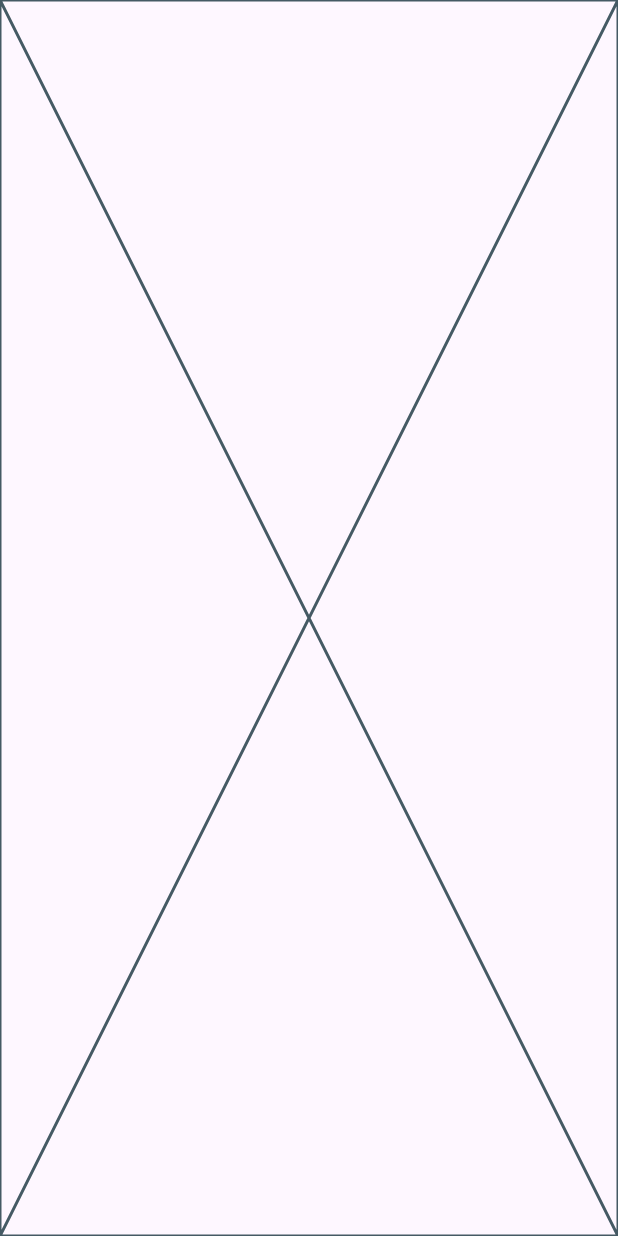
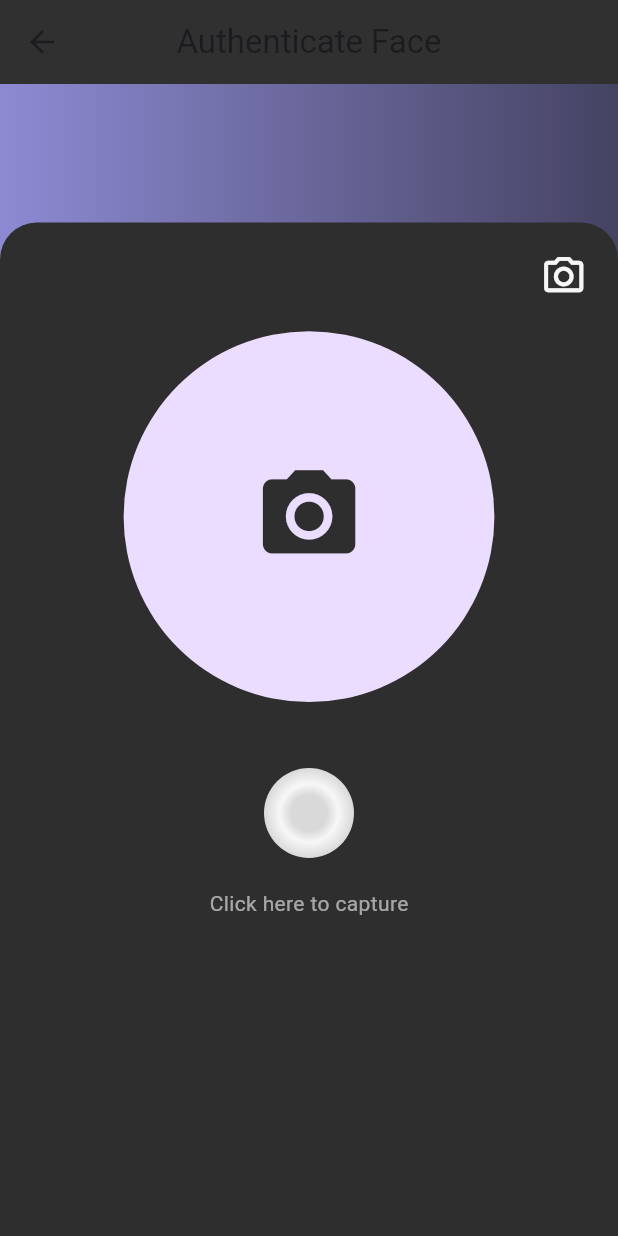
Before and after one commit to Wamitinewton/face_authentication_dart, a Flutter app: the AuthenticateFaceView screen opened directly, on a phone screen of 412 x 824 dp. Run offline on Flutter 3.47's test engine with Material 3 defaults, Android fonts, the phone set to English and light mode, and no system bars; our stand-ins replace audioplayers, cloud_firestore, firebase_core, image_picker; missing offline and left inert: flutter_face_api, google_mlkit_face_detection; accounts and stored records are empty.

Commit message:
fixed bugs

```diff
--- a/lib/pages/authenticate_face_view.dart
+++ b/lib/pages/authenticate_face_view.dart
@@ -4,9 +4,15 @@ import 'dart:developer';
 
 import 'package:audioplayers/audioplayers.dart';
 import 'package:cloud_firestore/cloud_firestore.dart';
+import 'package:face_auth/common/extensions/size_extensions.dart';
+import 'package:face_auth/common/utils/theme.dart';
+import 'package:face_auth/common/widgets/animated_view.dart';
+import 'package:face_auth/common/widgets/custom_button.dart';
 import 'package:face_auth/common/widgets/custom_snackbar.dart';
+import 'package:face_auth/controllers/extract_face_features.dart';
 import 'package:face_auth/models/user_model.dart';
-import 'package:face_auth/pages/user_detail_view.dart';
+import 'package:face_auth/pages/camera_view.dart';
+import 'package:face_auth/pages/user_details_view.dart';
 import 'package:flutter/material.dart';
 import 'package:flutter_face_api/flutter_face_api.dart';
 import 'package:google_mlkit_face_detection/google_mlkit_face_detection.dart';
@@ -58,7 +64,93 @@ class _AuthenticateFaceViewState extends State<AuthenticateFaceView> {
 
   @override
   Widget build(BuildContext context) {
-    return const Placeholder();
+    return Scaffold(
+      extendBodyBehindAppBar: true,
+      appBar: AppBar(
+        centerTitle: true,
+        backgroundColor: kOffBlack,
+        title: const Text("Authenticate Face"),
+        elevation: 0,
+      ),
+      body: LayoutBuilder(
+        builder: (context, constrains) => Stack(
+          children: [
+            Container(
+              width: constrains.maxWidth,
+              height: constrains.maxHeight,
+              decoration: const BoxDecoration(
+                gradient: LinearGradient(
+                  colors: [
+                    scaffoldTopGradientClr,
+                    scaffoldBottomGradientClr
+                  ]
+                  )
+              ),
+            ),
+            Align(
+              alignment: Alignment.bottomCenter,
+              child: SingleChildScrollView(
+                child: Column(
+                  mainAxisAlignment: MainAxisAlignment.end,
+                  children: [
+                    Container(
+                      height: 0.82.sh,
+                      width: double.infinity,
+                      padding:
+                      EdgeInsets.fromLTRB(0.05.sw, 0.025.sh, 0.05.sw, 0),
+                      decoration: BoxDecoration(
+                        color: overlayContainerClr,
+                        borderRadius: BorderRadius.only(
+                          topLeft: Radius.circular(0.03.sh),
+                          topRight: Radius.circular(0.03.sh),
+                        )
+                      ),
+                      child: Column(
+                        children: [
+                          Stack(
+                            children: [
+                              CameraView(
+                                onImage: (image){
+                                  _setImage(image);
+                                },
+                                onInputImage: (inputImage) async{
+                                  setState(()=> isMatching = true);
+                                  _faceFeatures = await extractFaceFeatures(inputImage, _faceDetector);
+                                  setState(()=> isMatching = false);
+                                }
+                                ),
+                                if(isMatching)
+                                Align(
+                                  alignment: Alignment.center,
+                                  child: Padding(
+                                    padding: EdgeInsets.only(top: 0.064.sh),
+                                    child: const AnimatedView(),
+                                    ),
+                                )
+                            ],
+                          ),
+                           const Spacer(),
+                          if (_canAthenticate)
+                            CustomButton(
+                              text: "Authenticate",
+                              onTap: () {
+                                setState(() => isMatching = true);
+                                _playScanningAudio;
+                                _fetchUsersAndMatchFace();
+                              },
+                            ),
+                          SizedBox(height: 0.038.sh),
+                        ],
+                      ),
+                    )
+                  ],
+                ),
+              ),
+            )
+          ],
+        )
+        ),
+    );
   }
 
   Future _setImage(Uint8List imageToAuthenticate) async {
@@ -99,7 +191,7 @@ class _AuthenticateFaceViewState extends State<AuthenticateFaceView> {
         euclideanDistance(face2.noseBase!, face2.bottomMouth!);
     double ratioNoseTomouth = distNoseToMouth1 / distNoseToMouth2;
 
-    double ratio = (ratioEye + ratioCheek + ratioMouth + ratioNoseTomouth) / 5;
+    double ratio = (ratioEar + ratioEye + ratioCheek + ratioMouth + ratioNoseTomouth) / 5;
     return ratio;
   }
 
@@ -170,7 +262,7 @@ class _AuthenticateFaceViewState extends State<AuthenticateFaceView> {
         });
         if (mounted) {
           Navigator.of(context).push(MaterialPageRoute(
-              builder: (context) => UserDetailView(user: logginUser!)));
+              builder: (context) => UserDetailsView(user: logginUser!)));
         }
         break;
       }
```
Also changed, not shown: lib/pages/user_detail_view.dart (deleted, +0 -13 lines), lib/pages/user_details_view.dart (added, +73 -0 lines).
